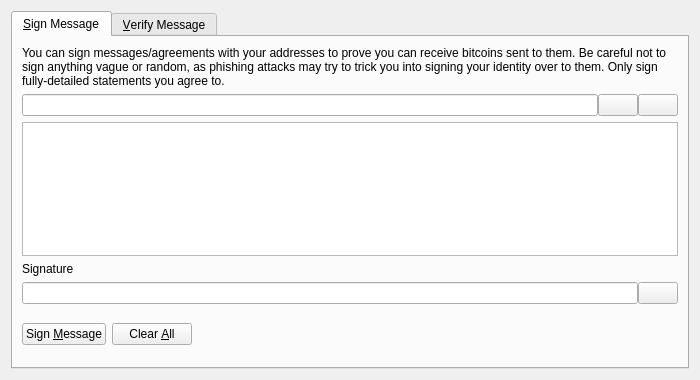
Above: src/qt/forms/signverifymessagedialog.ui from digibyte/digibyte before the change. Below: the same form after it.
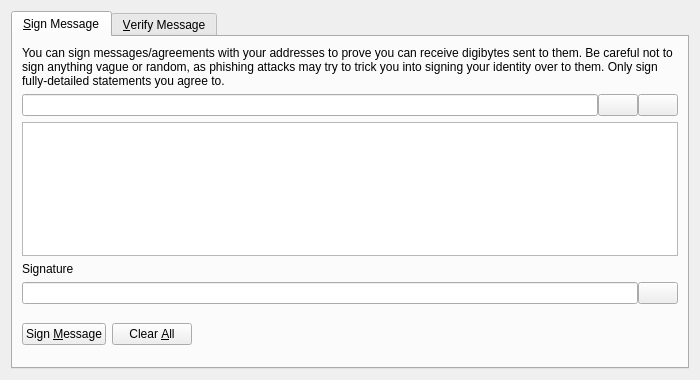
That is the form after the change. Icons and pictures are not drawn. Custom widgets are drawn as their Qt base class.

The edit to the form file:
```diff
--- a/src/qt/forms/signverifymessagedialog.ui
+++ b/src/qt/forms/signverifymessagedialog.ui
@@ -30,7 +30,7 @@
        <item>
         <widget class="QLabel" name="infoLabel_SM">
          <property name="text">
-          <string>You can sign messages/agreements with your addresses to prove you can receive bitcoins sent to them. Be careful not to sign anything vague or random, as phishing attacks may try to trick you into signing your identity over to them. Only sign fully-detailed statements you agree to.</string>
+          <string>You can sign messages/agreements with your addresses to prove you can receive digibytes sent to them. Be careful not to sign anything vague or random, as phishing attacks may try to trick you into signing your identity over to them. Only sign fully-detailed statements you agree to.</string>
          </property>
          <property name="textFormat">
           <enum>Qt::PlainText</enum>
```
